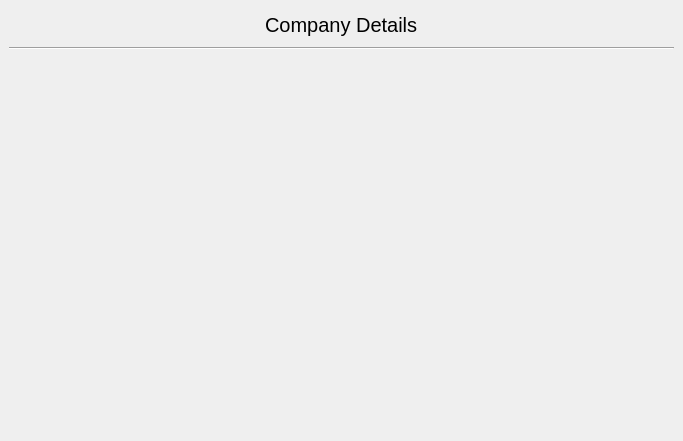
Old version of the form ownercompanydetailsgetter.ui in the repository Gadheyan/DigiBill.
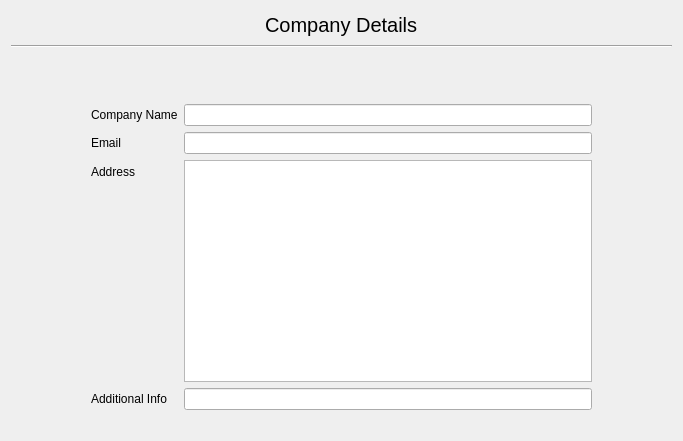
New version of the form.

Commit message: Layout for owner company details completed

```diff
--- a/ownercompanydetailsgetter.ui
+++ b/ownercompanydetailsgetter.ui
@@ -22,15 +22,10 @@
   <property name="autoFillBackground">
    <bool>false</bool>
   </property>
-  <widget class="QWidget" name="">
-   <property name="geometry">
-    <rect>
-     <x>9</x>
-     <y>9</y>
-     <width>665</width>
-     <height>41</height>
-    </rect>
-   </property>
+  <layout class="QVBoxLayout" name="verticalLayout_3">
+   <item>
+    <layout class="QVBoxLayout" name="verticalLayout_2">
+     <item>
    <layout class="QVBoxLayout" name="verticalLayout" stretch="0,0">
     <property name="sizeConstraint">
      <enum>QLayout::SetDefaultConstraint</enum>
@@ -91,7 +86,70 @@
      </widget>
     </item>
    </layout>
-  </widget>
+     </item>
+     <item>
+      <layout class="QFormLayout" name="formLayout">
+       <property name="leftMargin">
+        <number>80</number>
+       </property>
+       <property name="topMargin">
+        <number>50</number>
+       </property>
+       <property name="rightMargin">
+        <number>80</number>
+       </property>
+       <property name="bottomMargin">
+        <number>20</number>
+       </property>
+       <item row="0" column="0">
+        <widget class="QLabel" name="label_2">
+         <property name="text">
+          <string>Company Name</string>
+         </property>
+        </widget>
+       </item>
+       <item row="0" column="1">
+        <widget class="QLineEdit" name="company_name">
+         <property name="enabled">
+          <bool>true</bool>
+         </property>
+        </widget>
+       </item>
+       <item row="1" column="0">
+        <widget class="QLabel" name="label_4">
+         <property name="text">
+          <string>Email</string>
+         </property>
+        </widget>
+       </item>
+       <item row="1" column="1">
+        <widget class="QLineEdit" name="email"/>
+       </item>
+       <item row="2" column="0">
+        <widget class="QLabel" name="label_3">
+         <property name="text">
+          <string>Address</string>
+         </property>
+        </widget>
+       </item>
+       <item row="2" column="1">
+        <widget class="QTextEdit" name="address"/>
+       </item>
+       <item row="3" column="0">
+        <widget class="QLabel" name="label_5">
+         <property name="text">
+          <string>Additional Info</string>
+         </property>
+        </widget>
+       </item>
+       <item row="3" column="1">
+        <widget class="QLineEdit" name="additional"/>
+       </item>
+      </layout>
+     </item>
+    </layout>
+   </item>
+  </layout>
  </widget>
  <resources/>
  <connections/>
```
Lines whose indentation alone changed are shown as unchanged. The commit also changes 3 other files.
